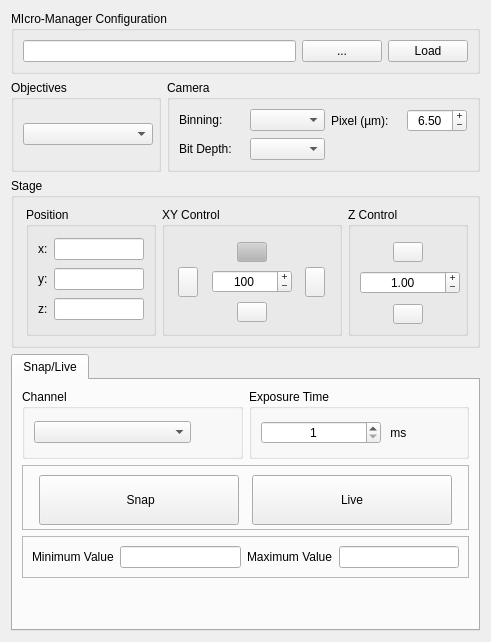
Old version of the form micromanager_gui/_ui/micromanager_gui.ui in the repository pymmcore-plus/napari-micromanager.
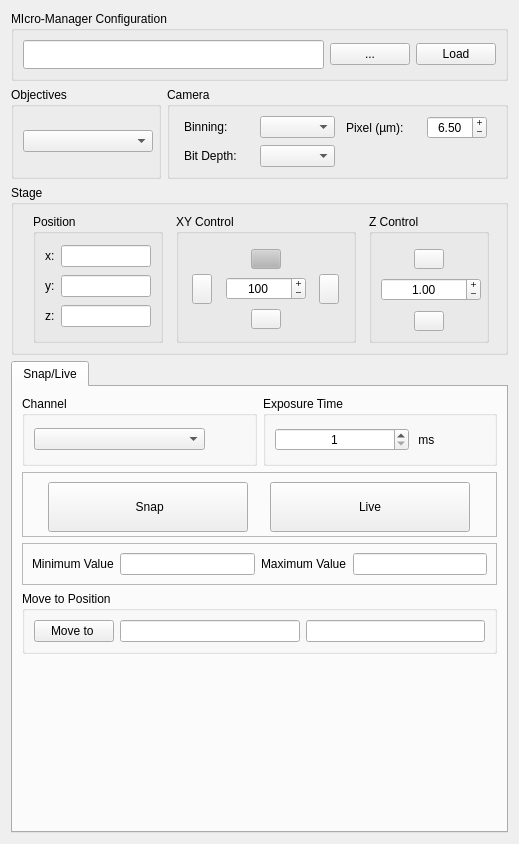
New version of the form.

Commit message: world pos - move to

```diff
--- a/micromanager_gui/_ui/micromanager_gui.ui
+++ b/micromanager_gui/_ui/micromanager_gui.ui
@@ -2,6 +2,14 @@
 <ui version="4.0">
  <class>MainWindow</class>
  <widget class="QWidget" name="MainWindow">
+  <property name="geometry">
+   <rect>
+    <x>0</x>
+    <y>0</y>
+    <width>519</width>
+    <height>844</height>
+   </rect>
+  </property>
     <layout class="QGridLayout" name="gridLayout_3">
      <item row="4" column="0" colspan="3">
       <widget class="QTabWidget" name="tabWidget">
@@ -24,13 +32,13 @@
         <attribute name="title">
          <string>Snap/Live</string>
         </attribute>
-        <layout class="QGridLayout" name="gridLayout_5">
+      <layout class="QGridLayout" name="gridLayout_13">
          <item row="2" column="0" colspan="2">
-          <widget class="QFrame" name="frame">
+        <widget class="QFrame" name="frame_2">
            <property name="maximumSize">
             <size>
              <width>16777215</width>
-             <height>65</height>
+           <height>50</height>
             </size>
            </property>
            <property name="frameShape">
@@ -39,54 +47,35 @@
            <property name="frameShadow">
             <enum>QFrame::Raised</enum>
            </property>
-           <layout class="QGridLayout" name="gridLayout_10">
-            <item row="0" column="1">
-             <widget class="QPushButton" name="live_Button">
-              <property name="enabled">
-               <bool>true</bool>
-              </property>
-              <property name="minimumSize">
-               <size>
-                <width>200</width>
-                <height>50</height>
-               </size>
-              </property>
-              <property name="maximumSize">
-               <size>
-                <width>200</width>
-                <height>50</height>
-               </size>
-              </property>
-              <property name="text">
-               <string>Live</string>
-              </property>
-             </widget>
-            </item>
+         <layout class="QGridLayout" name="gridLayout_11">
             <item row="0" column="0">
-             <widget class="QPushButton" name="snap_Button">
+           <widget class="QLabel" name="label_18">
               <property name="enabled">
                <bool>true</bool>
               </property>
-              <property name="sizePolicy">
-               <sizepolicy hsizetype="Minimum" vsizetype="Fixed">
-                <horstretch>0</horstretch>
-                <verstretch>0</verstretch>
-               </sizepolicy>
-              </property>
-              <property name="minimumSize">
-               <size>
-                <width>200</width>
-                <height>50</height>
-               </size>
-              </property>
-              <property name="maximumSize">
-               <size>
-                <width>200</width>
-                <height>50</height>
-               </size>
-              </property>
+            <property name="text">
+             <string>Minimum Value</string>
+            </property>
+           </widget>
+          </item>
+          <item row="0" column="1">
+           <widget class="QLineEdit" name="min_val_lineEdit">
+            <property name="readOnly">
+             <bool>true</bool>
+            </property>
+           </widget>
+          </item>
+          <item row="0" column="2">
+           <widget class="QLabel" name="label_19">
               <property name="text">
-               <string> Snap</string>
+             <string>Maximum Value</string>
+            </property>
+           </widget>
+          </item>
+          <item row="0" column="3">
+           <widget class="QLineEdit" name="max_val_lineEdit">
+            <property name="readOnly">
+             <bool>true</bool>
               </property>
              </widget>
             </item>
@@ -168,12 +157,67 @@
            </layout>
           </widget>
          </item>
-         <item row="3" column="0" colspan="2">
-          <widget class="QFrame" name="frame_2">
+       <item row="4" column="0" colspan="2">
+        <widget class="QGroupBox" name="move_to">
+         <property name="title">
+          <string>Move to Position</string>
+         </property>
+         <layout class="QGridLayout" name="gridLayout_9">
+          <item row="0" column="0">
+           <layout class="QGridLayout" name="gridLayout_5">
+            <item row="0" column="2">
+             <widget class="QLineEdit" name="y_lineEdit_main">
+              <property name="alignment">
+               <set>Qt::AlignCenter</set>
+              </property>
+              <property name="readOnly">
+               <bool>true</bool>
+              </property>
+             </widget>
+            </item>
+            <item row="0" column="0">
+             <widget class="QPushButton" name="move_to_main_Button">
+              <property name="enabled">
+               <bool>true</bool>
+              </property>
+              <property name="sizePolicy">
+               <sizepolicy hsizetype="Fixed" vsizetype="Fixed">
+                <horstretch>0</horstretch>
+                <verstretch>0</verstretch>
+               </sizepolicy>
+              </property>
+              <property name="maximumSize">
+               <size>
+                <width>150</width>
+                <height>16777215</height>
+               </size>
+              </property>
+              <property name="text">
+               <string>Move to </string>
+              </property>
+             </widget>
+            </item>
+            <item row="0" column="1">
+             <widget class="QLineEdit" name="x_lineEdit_main">
+              <property name="alignment">
+               <set>Qt::AlignCenter</set>
+              </property>
+              <property name="readOnly">
+               <bool>true</bool>
+              </property>
+             </widget>
+            </item>
+           </layout>
+          </item>
+         </layout>
+        </widget>
+       </item>
+       <item row="1" column="0" colspan="2">
+        <widget class="QFrame" name="frame">
            <property name="maximumSize">
             <size>
              <width>16777215</width>
-             <height>50</height>
+           <height>65</height>
             </size>
            </property>
            <property name="frameShape">
@@ -182,36 +226,55 @@
            <property name="frameShadow">
             <enum>QFrame::Raised</enum>
            </property>
-           <layout class="QGridLayout" name="gridLayout_11">
-            <item row="0" column="0">
-             <widget class="QLabel" name="label_18">
-              <property name="enabled">
-               <bool>true</bool>
-              </property>
-              <property name="text">
-               <string>Minimum Value</string>
-              </property>
-             </widget>
-            </item>
+         <layout class="QGridLayout" name="gridLayout_10">
             <item row="0" column="1">
-             <widget class="QLineEdit" name="min_val_lineEdit">
-              <property name="readOnly">
+           <widget class="QPushButton" name="live_Button">
+            <property name="enabled">
                <bool>true</bool>
               </property>
-             </widget>
-            </item>
-            <item row="0" column="2">
-             <widget class="QLabel" name="label_19">
+            <property name="minimumSize">
+             <size>
+              <width>200</width>
+              <height>50</height>
+             </size>
+            </property>
+            <property name="maximumSize">
+             <size>
+              <width>200</width>
+              <height>50</height>
+             </size>
+            </property>
               <property name="text">
-               <string>Maximum Value</string>
+             <string>Live</string>
               </property>
              </widget>
             </item>
-            <item row="0" column="3">
-             <widget class="QLineEdit" name="max_val_lineEdit">
-              <property name="readOnly">
+          <item row="0" column="0">
+           <widget class="QPushButton" name="snap_Button">
+            <property name="enabled">
                <bool>true</bool>
               </property>
+            <property name="sizePolicy">
+             <sizepolicy hsizetype="Minimum" vsizetype="Fixed">
+              <horstretch>0</horstretch>
+              <verstretch>0</verstretch>
+             </sizepolicy>
+            </property>
+            <property name="minimumSize">
+             <size>
+              <width>200</width>
+              <height>50</height>
+             </size>
+            </property>
+            <property name="maximumSize">
+             <size>
+              <width>200</width>
+              <height>50</height>
+             </size>
+            </property>
+            <property name="text">
+             <string> Snap</string>
+            </property>
              </widget>
             </item>
            </layout>
@@ -270,7 +333,7 @@
            </layout>
           </widget>
          </item>
-         <item row="4" column="0" colspan="2">
+       <item row="5" column="0">
           <spacer name="verticalSpacer">
            <property name="orientation">
             <enum>Qt::Vertical</enum>
```
Lines whose indentation alone changed are shown as unchanged. The commit also changes 3 other files.
